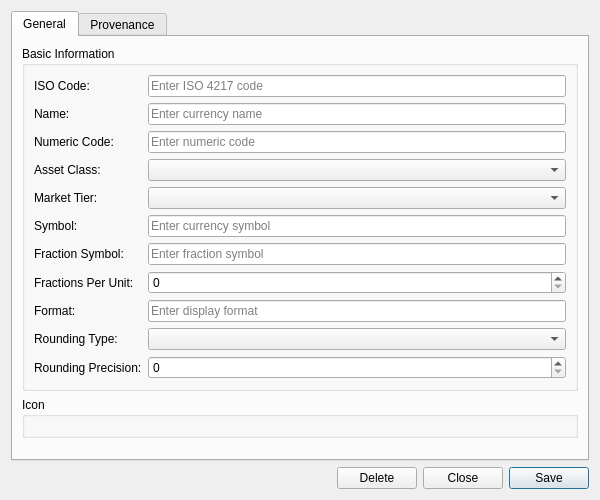
This is projects/ores.qt/refdata/ui/CurrencyDetailDialog.ui in OreStudio/OreStudio as Qt 5 draws it before an edit. The edited form follows.
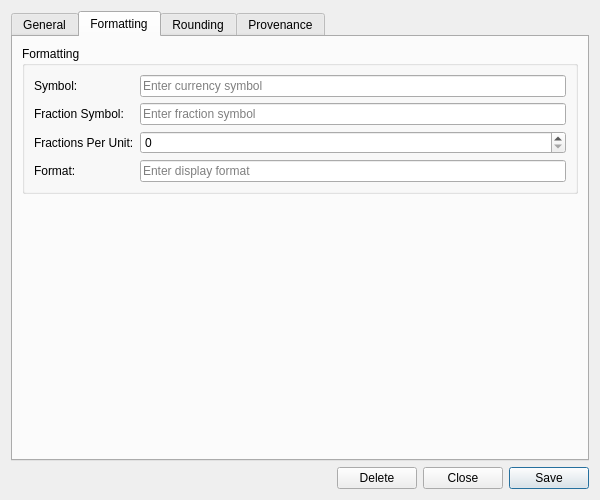
This is the edited form. The open tabs and pages were chosen to show the change. Custom widgets are drawn as their Qt base class.

Commit message: [refdata,qt,agile] Apply view_group tabs to currency; add verification scenario

Patch:
```diff
--- a/projects/ores.qt/refdata/ui/CurrencyDetailDialog.ui
+++ b/projects/ores.qt/refdata/ui/CurrencyDetailDialog.ui
@@ -35,7 +35,7 @@
        <item>
         <widget class="QGroupBox" name="basicInfoGroup">
          <property name="title">
-          <string>Basic Information</string>
+          <string>General</string>
          </property>
          <layout class="QFormLayout" name="formLayout">
           <item row="0" column="0">
@@ -111,42 +111,77 @@
             </property>
            </widget>
           </item>
-          <item row="5" column="0">
+         </layout>
+        </widget>
+       </item>
+       <item>
+        <widget class="QGroupBox" name="flagGroup">
+         <property name="title">
+          <string>Icon</string>
+         </property>
+         <layout class="QVBoxLayout" name="flagGroupLayout"/>
+        </widget>
+       </item>
+       <item>
+        <spacer name="generalSpacer">
+         <property name="orientation">
+          <enum>Qt::Vertical</enum>
+         </property>
+         <property name="sizeHint" stdset="0">
+          <size>
+           <width>20</width>
+           <height>40</height>
+          </size>
+         </property>
+        </spacer>
+       </item>
+      </layout>
+     </widget>
+     <widget class="QWidget" name="formattingTab">
+      <attribute name="title"><string>Formatting</string></attribute>
+      <layout class="QVBoxLayout" name="formattingLayout">
+       <item>
+        <widget class="QGroupBox" name="formattingGroup">
+         <property name="title">
+          <string>Formatting</string>
+         </property>
+         <layout class="QFormLayout" name="formattingFormLayout">
+          <item row="0" column="0">
            <widget class="QLabel" name="labelSymbol">
             <property name="text">
              <string>Symbol:</string>
             </property>
            </widget>
           </item>
-          <item row="5" column="1">
+          <item row="0" column="1">
            <widget class="QLineEdit" name="symbolEdit">
             <property name="placeholderText">
              <string>Enter currency symbol</string>
             </property>
            </widget>
           </item>
-          <item row="6" column="0">
+          <item row="1" column="0">
            <widget class="QLabel" name="labelFractionSymbol">
             <property name="text">
              <string>Fraction Symbol:</string>
             </property>
            </widget>
           </item>
-          <item row="6" column="1">
+          <item row="1" column="1">
            <widget class="QLineEdit" name="fractionSymbolEdit">
             <property name="placeholderText">
              <string>Enter fraction symbol</string>
             </property>
            </widget>
           </item>
-          <item row="7" column="0">
+          <item row="2" column="0">
            <widget class="QLabel" name="labelFractionsPerUnit">
             <property name="text">
              <string>Fractions Per Unit:</string>
             </property>
            </widget>
           </item>
-          <item row="7" column="1">
+          <item row="2" column="1">
            <widget class="QSpinBox" name="fractionsPerUnitSpinBox">
             <property name="minimum">
              <number>0</number>
@@ -156,42 +191,69 @@
             </property>
            </widget>
           </item>
-          <item row="8" column="0">
+          <item row="3" column="0">
            <widget class="QLabel" name="labelFormat">
             <property name="text">
              <string>Format:</string>
             </property>
            </widget>
           </item>
-          <item row="8" column="1">
+          <item row="3" column="1">
            <widget class="QLineEdit" name="formatEdit">
             <property name="placeholderText">
              <string>Enter display format</string>
             </property>
            </widget>
           </item>
-          <item row="9" column="0">
+         </layout>
+        </widget>
+       </item>
+       <item>
+        <spacer name="formattingSpacer">
+         <property name="orientation">
+          <enum>Qt::Vertical</enum>
+         </property>
+         <property name="sizeHint" stdset="0">
+          <size>
+           <width>20</width>
+           <height>40</height>
+          </size>
+         </property>
+        </spacer>
+       </item>
+      </layout>
+     </widget>
+     <widget class="QWidget" name="roundingTab">
+      <attribute name="title"><string>Rounding</string></attribute>
+      <layout class="QVBoxLayout" name="roundingLayout">
+       <item>
+        <widget class="QGroupBox" name="roundingGroup">
+         <property name="title">
+          <string>Rounding</string>
+         </property>
+         <layout class="QFormLayout" name="roundingFormLayout">
+          <item row="0" column="0">
            <widget class="QLabel" name="labelRoundingType">
             <property name="text">
              <string>Rounding Type:</string>
             </property>
            </widget>
           </item>
-          <item row="9" column="1">
+          <item row="0" column="1">
            <widget class="QComboBox" name="roundingTypeCombo">
             <property name="insertPolicy">
              <enum>QComboBox::NoInsert</enum>
             </property>
            </widget>
           </item>
-          <item row="10" column="0">
+          <item row="1" column="0">
            <widget class="QLabel" name="labelRoundingPrecision">
             <property name="text">
              <string>Rounding Precision:</string>
             </property>
            </widget>
           </item>
-          <item row="10" column="1">
+          <item row="1" column="1">
            <widget class="QSpinBox" name="roundingPrecisionSpinBox">
             <property name="minimum">
              <number>0</number>
@@ -205,15 +267,7 @@
         </widget>
        </item>
        <item>
-        <widget class="QGroupBox" name="flagGroup">
-         <property name="title">
-          <string>Icon</string>
-         </property>
-         <layout class="QVBoxLayout" name="flagGroupLayout"/>
-        </widget>
-       </item>
-       <item>
-        <spacer name="verticalSpacer">
+        <spacer name="roundingSpacer">
          <property name="orientation">
           <enum>Qt::Vertical</enum>
          </property>
```
Left out of the diff: 4 changed lines with no effect on the pictures. The commit also changes 4 other files.
